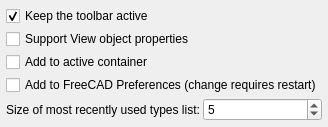
Above: Resources/ui/dynamicdataprefs.ui from mwganson/DynamicData before the change. Below: the same form after it.
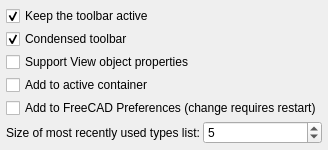
That is the form after the change. Custom widgets are drawn as their Qt base class.

Commit message: v2.63 condense toolbar, add settings option to disable/enable this option (default = True), retain context menu if the keep toolbar option is enabled'

```diff
--- a/Resources/ui/dynamicdataprefs.ui
+++ b/Resources/ui/dynamicdataprefs.ui
@@ -48,6 +48,25 @@
      </property>
     </widget>
    </item>
+   <item>
+    <widget class="Gui::PrefCheckBox" name="CondensedToolbar">
+     <property name="toolTip">
+      <string>If enabled, DynamicData toolbar will be a condensed version with all commands grouped under one icon (changes applied after restarting FreeCAD)</string>
+     </property>
+     <property name="text">
+      <string>Condensed toolbar</string>
+     </property>
+     <property name="checked">
+      <bool>true</bool>
+     </property>
+     <property name="prefEntry" stdset="0">
+      <cstring>CondensedToolbar</cstring>
+     </property>
+     <property name="prefPath" stdset="0">
+      <cstring>Mod/DynamicData</cstring>
+     </property>
+    </widget>
+   </item>
    <item>
     <widget class="Gui::PrefCheckBox" name="SupportViewObjectProperties">
      <property name="toolTip">
```
The commit also changes 4 other files.
